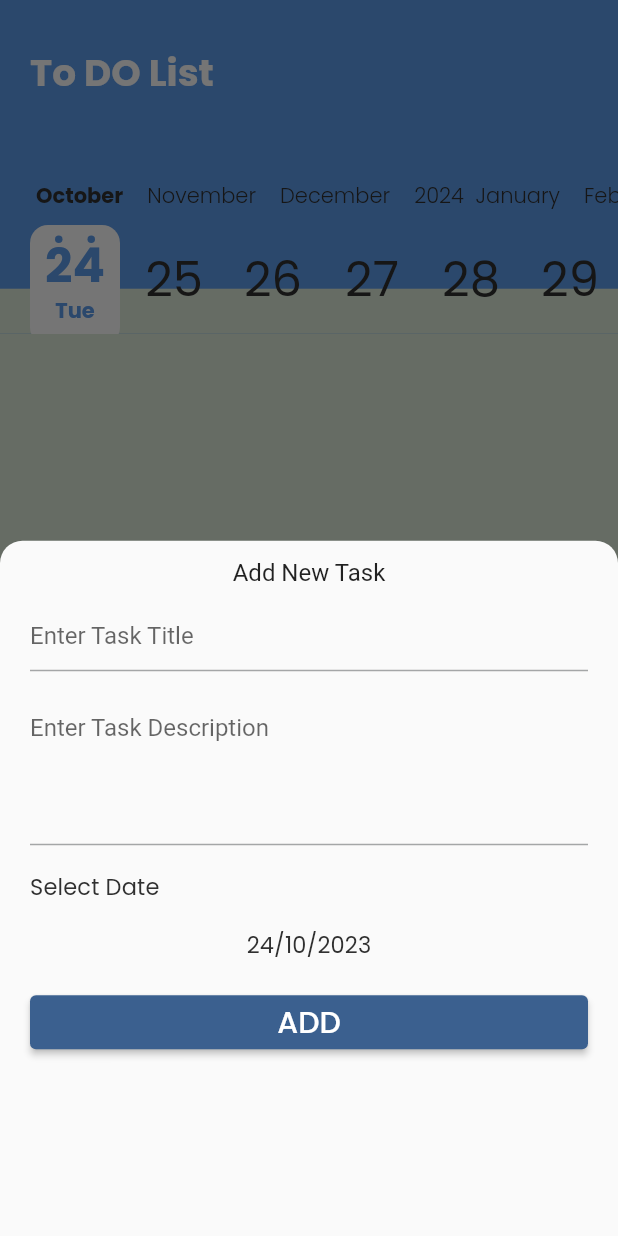
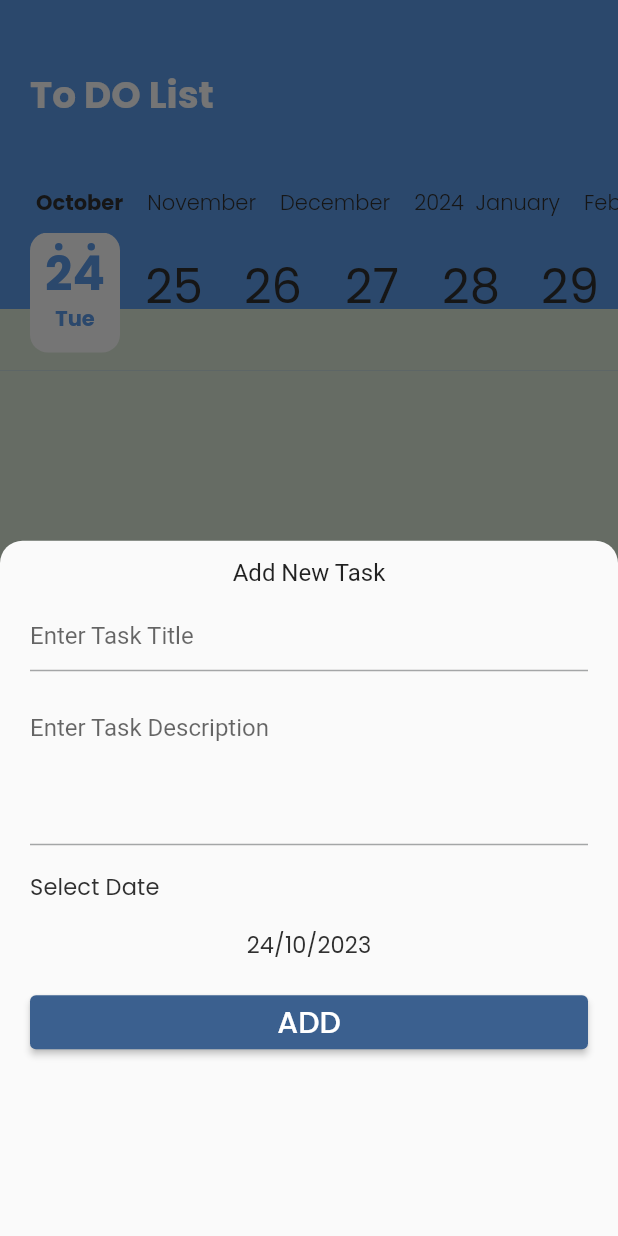
Before and after one commit to husseiiin258/todo-app, a Flutter app: the HomeLayout screen opened by its route, after a tap on the "add" icon, on a phone screen of 412 x 824 dp. Run offline on Flutter 3.47's test engine with Material 2 defaults, Android fonts, the phone set to English and light mode, and no system bars; drawn by our look-alikes of calendar_timeline; our stand-ins replace cloud_firestore, firebase_auth, firebase_core, flutter_slidable, google_fonts; accounts and stored records are empty; generated files the repository leaves out were written again.

Commit message:
finish project

```diff
--- a/lib/firebase_util.dart
+++ b/lib/firebase_util.dart
@@ -12,16 +12,30 @@ class FirebaseUtile {
             toFirestore: (task, option) => task.toFireStore());
   }
 
-  static Future<void> addTaskToFirebase(Task task) {
+  static Future<void> addTaskToFirebase(Task task) async {
     var taskCollection = getTaskCollection();
     var taskDocRef = taskCollection.doc();
     task.id = taskDocRef.id;
-    return taskDocRef.set(task);
+    return await taskDocRef.set(task);
   }
 
 
 
   static Future<void> deleteTaskFromFireStore(Task task) {
-    return getTaskCollection().doc(task.id).delete();
+    var collectionRef = getTaskCollection();
+    return collectionRef.doc(task.id).delete();
+  }
+
+
+  static Future<void> isDone(Task task)async{
+     getTaskCollection().doc(task.id).update({"isDone" : !task.isDone!
+
+     });
+  }
+
+
+  static Stream<QuerySnapshot<Task>> getRealTimeDataFromFireStore(){
+    var snapshot = getTaskCollection().snapshots();
+    return snapshot;
   }
 }
--- a/lib/model/task.dart
+++ b/lib/model/task.dart
@@ -6,13 +6,13 @@ class Task{
   String? title ;
   String? description ;
   DateTime? dateTime ;
-  bool? isDone;
+  bool isDone;
 
   Task({this.id="" ,
     required this.title ,
     required this.description ,
     required this.dateTime ,
-    this.isDone=false
+    required this.isDone,
   }
   );
 
--- a/lib/providers/list_provider.dart
+++ b/lib/providers/list_provider.dart
@@ -10,7 +10,7 @@ class ListProvider extends ChangeNotifier {
   DateTime selectedDate = DateTime.now();
   String currentLocale = "en";
   ThemeMode currentTheme = ThemeMode.light;
-  bool isDone = false ;
+
 
   changeTheme(ThemeMode newTheme) {
     if (currentTheme == newTheme) return;
@@ -31,7 +31,7 @@ class ListProvider extends ChangeNotifier {
     return isDark() ? "assets/images/bg.png" : "assets/images/background.png";
   }
 
-  void getAllTasksFromFireStore({required DateTime dateTime}) async {
+  Future<void> getAllTasksFromFireStore({required DateTime dateTime}) async {
     selectedDate = DateTime(dateTime.year, dateTime.month, dateTime.day);
    print(selectedDate.microsecondsSinceEpoch);
     print(selectedDate);
@@ -48,9 +48,7 @@ class ListProvider extends ChangeNotifier {
     notifyListeners();
     isCall = true;
   }
-  doneTask(bool done) {
-    if (isDone == done) return;
-    isDone = done;
-    notifyListeners();
-  }
+
+
+
 }
--- a/lib/settings/settings.dart
+++ b/lib/settings/settings.dart
@@ -21,7 +21,7 @@ class SettingsTab extends StatelessWidget {
         crossAxisAlignment: CrossAxisAlignment.start,
         children: [
           Container(
-            padding: EdgeInsets.only(left: 20 , top: 40 , right: 20),
+            padding: EdgeInsets.only(left: 20 , top: 45 , right: 20),
             height: mediaQuery.height*0.23,
             color: theme.primaryColor,
             width:mediaQuery.width ,
--- a/lib/task-list/add_task_bottom_sheet.dart
+++ b/lib/task-list/add_task_bottom_sheet.dart
@@ -29,8 +29,8 @@ class _AddTaskBottomSheetState extends State<AddTaskBottomSheet> {
       padding: EdgeInsets.all(12),
       child: Column(
         children: [
-          Text(
-            "Add New Task",
+          Text(appProvider.currentLocale == "en" ?
+          "Add New Task" : "أضف مهمة جديدة" ,
             style: Theme.of(context).textTheme.titleMedium,
           ),
           Form(
@@ -50,7 +50,7 @@ class _AddTaskBottomSheetState extends State<AddTaskBottomSheet> {
                         }
                         return null;
                       },
-                      decoration: InputDecoration(hintText: 'Enter Task Title'),
+                      decoration: InputDecoration(hintText: appProvider.currentLocale == "en" ? 'Enter Task Title' : "عنوان المهمة"),
                     ),
                   ),
                   Padding(
@@ -66,14 +66,14 @@ class _AddTaskBottomSheetState extends State<AddTaskBottomSheet> {
                         return null;
                       },
                       decoration:
-                          InputDecoration(hintText: 'Enter Task Description'),
+                          InputDecoration(hintText:appProvider.currentLocale == "en" ?  'Enter Task Description' : "تعريف المهمة"),
                       maxLines: 4,
                     ),
                   ),
                   Padding(
                     padding: const EdgeInsets.all(8.0),
-                    child: Text(
-                      "Select Date",
+                    child: Text(appProvider.currentLocale == "en" ?
+                    "Select Date": "اختر التاريخ",
                       style: Theme.of(context).textTheme.titleSmall,
                     ),
                   ),
@@ -120,20 +120,28 @@ class _AddTaskBottomSheetState extends State<AddTaskBottomSheet> {
     }
   }
 
-  void addTask() {
+  Future<void> addTask() async {
     if (formKey.currentState?.validate() == true) {
     selectedDate =  DateTime(selectedDate.year,selectedDate.month,selectedDate.day);
 
-      Task task = Task(
+    var task = Task(
           title: title,
           description: description,
-          dateTime: selectedDate);
-      FirebaseUtile.addTaskToFirebase(task).timeout(Duration(milliseconds: 500),
-          onTimeout: () {
-        print("to do added successfully");
-        listProvider.getAllTasksFromFireStore(dateTime: selectedDate);
-        Navigator.pop(context);
-      });
+          dateTime: selectedDate,
+      isDone: false);
+    await  FirebaseUtile.addTaskToFirebase(task);
+
+    await listProvider.getAllTasksFromFireStore(dateTime: selectedDate);
+
+    Navigator.pop(context);
+      //
+      //     .timeout(Duration(milliseconds: 500),
+      //     onTimeout: () async {
+      //   print("to do added successfully");
+      //  await listProvider.getAllTasksFromFireStore(dateTime: selectedDate);
+      //  print("enterrr");
+      //   Navigator.pop(context);
+      // });
     }
   }
 }
--- a/lib/task-list/task_list.dart
+++ b/lib/task-list/task_list.dart
@@ -1,11 +1,15 @@
 import 'package:calendar_timeline/calendar_timeline.dart';
+import 'package:cloud_firestore/cloud_firestore.dart';
 import 'package:flutter_gen/gen_l10n/app_localizations.dart';
 import 'package:flutter/material.dart';
 import 'package:provider/provider.dart';
+import 'package:todo/firebase_util.dart';
 
 import 'package:todo/my_theme.dart';
 import 'package:todo/providers/list_provider.dart';
 import 'package:todo/task-list/task%20widget.dart';
+
+import '../model/task.dart';
 
 class TaskListTab extends StatefulWidget {
   @override
@@ -31,21 +35,21 @@ class _TaskListTabState extends State<TaskListTab> {
           alignment: Alignment.bottomCenter,
           children: [
             Container(
-              padding: EdgeInsets.only(left: 20 , top: 30 , right: 20),
-              height: mediaQuery.height*0.27,
+              padding: EdgeInsets.only(left: 20 , top: 45 , right: 20),
+              height: mediaQuery.height*0.30,
               color: theme.primaryColor,
               width:mediaQuery.width ,
             child: Text(locale.to_do_list, style: theme.textTheme.bodyLarge,),),
             Positioned(
 
-                height: 30,
+                height: mediaQuery.width*0.1,
                 width: mediaQuery.width,
                 child: Container(
                   alignment: Alignment.bottomCenter,
                   color:appProvider.isDark()?MyTheme.backgroundDark :MyTheme.backgroundLight,
                 )),
             Positioned(
-              top: 120,
+              top: 125,
               width: mediaQuery.width,
 
 
@@ -75,13 +79,36 @@ class _TaskListTabState extends State<TaskListTab> {
 
 
         Expanded(
-          child: ListView.builder(
-            itemBuilder: (context, index) {
-              return TaskWidget(task: listProvider.tasklist[index]);
-            },
-            itemCount: listProvider.tasklist.length,
-          ),
-        )
+            child: StreamBuilder<QuerySnapshot<Task>>(
+                stream: FirebaseUtile.getRealTimeDataFromFireStore(),
+                builder: (context, snapshot) {
+                  if (snapshot.hasError) {
+                    return Column(
+                      mainAxisAlignment: MainAxisAlignment.center,
+                      children: [
+                        Text(snapshot.error.toString()),
+                        const SizedBox(height: 20),
+                        IconButton(onPressed: () {}, icon: Icon(Icons.refresh))
+                      ],
+                    );
+                  }
+                  if (snapshot.connectionState == ConnectionState.waiting) {
+                    return Center(
+                      child: CircularProgressIndicator(
+                        color: theme.primaryColor,
+                      ),
+                    );
+                  }
+                  var tasksList =
+                      snapshot.data?.docs.map((e) => e.data()).toList() ?? [];
+                  return ListView.builder(
+                    padding: EdgeInsets.zero,
+                    itemBuilder: (context, index) =>
+                        TaskWidget(task:tasksList[index]),
+                    itemCount: tasksList.length,
+                  );
+                  }),
+            )
       ],
     );
   }
```
Also changed, not shown: lib/task-list/task widget.dart (+23 -11 lines).
